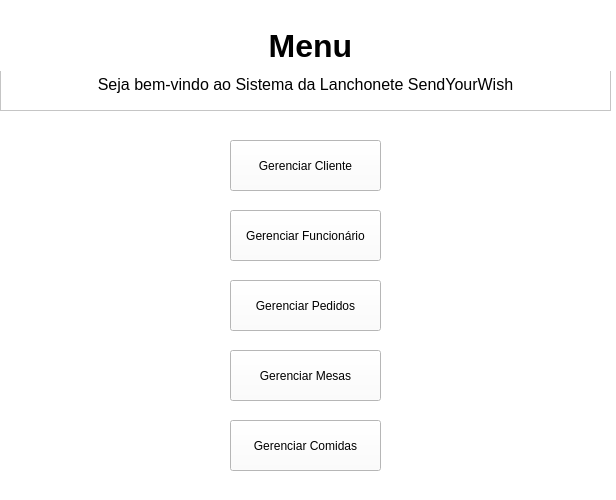
Old version of the form sistema/Controle_Gerenciamento/telaPrincipal.ui in the repository keltonnegreiros/Sistema-Lanchonete.
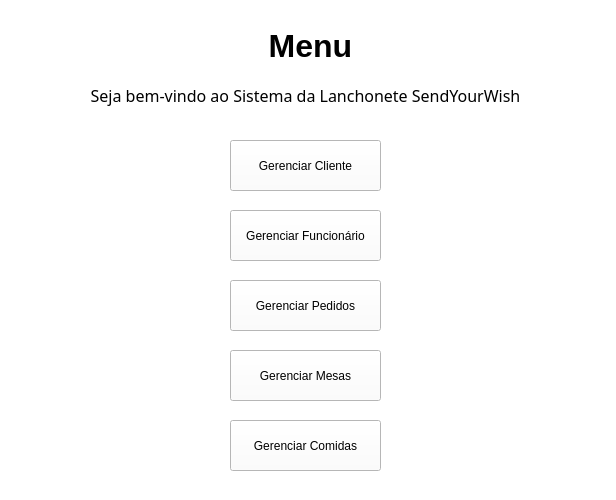
New version of the form.

Commit message: muitas telas aqui

The edit to the form file:
```diff
--- a/sistema/Controle_Gerenciamento/telaPrincipal.ui
+++ b/sistema/Controle_Gerenciamento/telaPrincipal.ui
@@ -17,26 +17,6 @@
    <string notr="true">background-color: rgb(255, 255, 255);</string>
   </property>
   <widget class="QWidget" name="centralwidget">
-   <widget class="QTextEdit" name="textEdit_2">
-    <property name="geometry">
-     <rect>
-      <x>0</x>
-      <y>70</y>
-      <width>611</width>
-      <height>41</height>
-     </rect>
-    </property>
-    <property name="html">
-     <string>&lt;!DOCTYPE HTML PUBLIC &quot;-//W3C//DTD HTML 4.0//EN&quot; &quot;http://www.w3.org/TR/REC-html40/strict.dtd&quot;&gt;
-&lt;html&gt;&lt;head&gt;&lt;meta name=&quot;qrichtext&quot; content=&quot;1&quot; /&gt;&lt;meta charset=&quot;utf-8&quot; /&gt;&lt;style type=&quot;text/css&quot;&gt;
-p, li { white-space: pre-wrap; }
-hr { height: 1px; border-width: 0; }
-li.unchecked::marker { content: &quot;\2610&quot;; }
-li.checked::marker { content: &quot;\2612&quot;; }
-&lt;/style&gt;&lt;/head&gt;&lt;body style=&quot; font-family:'Segoe UI'; font-size:9pt; font-weight:400; font-style:normal;&quot;&gt;
-&lt;p align=&quot;center&quot; style=&quot; margin-top:0px; margin-bottom:0px; margin-left:0px; margin-right:0px; -qt-block-indent:0; text-indent:0px;&quot;&gt;&lt;span style=&quot; font-size:12pt;&quot;&gt;Seja bem-vindo ao Sistema da Lanchonete SendYourWish&lt;/span&gt;&lt;/p&gt;&lt;/body&gt;&lt;/html&gt;</string>
-    </property>
-   </widget>
    <widget class="QPushButton" name="bt_gerCliente">
     <property name="geometry">
      <rect>
@@ -125,6 +105,28 @@
      <set>AlignCenter</set>
     </property>
    </widget>
+   <widget class="QLabel" name="label_2">
+    <property name="geometry">
+     <rect>
+      <x>0</x>
+      <y>70</y>
+      <width>611</width>
+      <height>51</height>
+     </rect>
+    </property>
+    <property name="font">
+     <font>
+      <family>Microsoft PhagsPa</family>
+      <pointsize>12</pointsize>
+     </font>
+    </property>
+    <property name="text">
+     <string>Seja bem-vindo ao Sistema da Lanchonete SendYourWish</string>
+    </property>
+    <property name="alignment">
+     <set>AlignCenter</set>
+    </property>
+   </widget>
   </widget>
   <widget class="QStatusBar" name="statusbar"/>
  </widget>
```
The commit also changes 13 other files.
